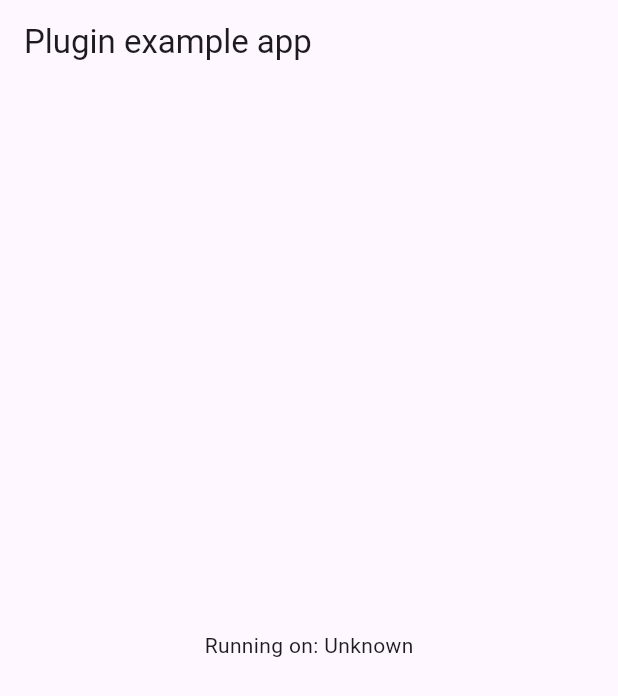
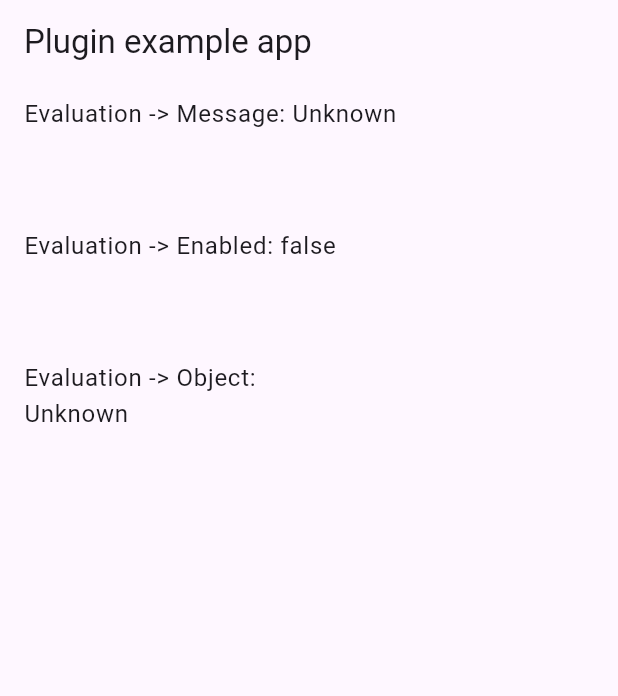
Before and after one commit to spotify/confidence-sdk-flutter, a Flutter app: the screen it shows after launch, on a phone screen of 412 x 824 dp. Shown: the top 696 px of the screen. Run offline on Flutter 3.47's test engine with Material 3 defaults, Android fonts, the phone set to English and light mode, and no system bars; our stand-ins replace plugin_platform_interface.

Commit message:
update resolve other types

```diff
--- a/example/lib/main.dart
+++ b/example/lib/main.dart
@@ -1,8 +1,8 @@
-import 'package:flutter/material.dart';
 import 'dart:async';
 
+import 'package:confidence_flutter_sdk/confidence_flutter_sdk.dart';
+import 'package:flutter/material.dart';
 import 'package:flutter/services.dart';
-import 'package:confidence_flutter_sdk/confidence_flutter_sdk.dart';
 
 void main() {
   runApp(const MyApp());
@@ -16,7 +16,9 @@ class MyApp extends StatefulWidget {
 }
 
 class _MyAppState extends State<MyApp> {
-  String _platformVersion = 'Unknown';
+  String _object = 'Unknown';
+  String _message = 'Unknown';
+  bool _enabled = false;
   final _confidenceFlutterSdkPlugin = ConfidenceFlutterSdk();
 
   @override
@@ -27,7 +29,9 @@ class _MyAppState extends State<MyApp> {
 
   // Platform messages are asynchronous, so we initialize in an async method.
   Future<void> initPlatformState() async {
-    String platformVersion;
+    String message;
+    bool enabled;
+    String object;
     // Platform messages may fail, so we use a try/catch PlatformException.
     // We also handle the message potentially returning null.
     try {
@@ -38,12 +42,11 @@ class _MyAppState extends State<MyApp> {
         await _confidenceFlutterSdkPlugin.activateAndFetchAsync();
       }
       await _confidenceFlutterSdkPlugin.putContext("Yo", "Hello");
-      platformVersion =
+      object =
       (await _confidenceFlutterSdkPlugin.getObject("hawkflag", <String, dynamic>{})).toString();
-      platformVersion =
+      message =
           (await _confidenceFlutterSdkPlugin.getString("hawkflag.message", "default")).toString();
-      platformVersion =
-          (await _confidenceFlutterSdkPlugin.getBool("hawkflag.enabled", false)).toString();
+      enabled = await _confidenceFlutterSdkPlugin.getBool("hawkflag.enabled", false);
       final data = {
         'screen': 'home',
         "my_bool": false,
@@ -51,10 +54,12 @@ class _MyAppState extends State<MyApp> {
         "my_double": 1.1,
         "my_map": {"key": "value"},
         "my_list": ["value1", "value2"]
-      }
+      };
       _confidenceFlutterSdkPlugin.track("navigate", data);
     } on PlatformException {
-      platformVersion = 'Failed to get platform version.';
+      message = 'Failed to get platform version.';
+      enabled = false;
+      object = 'Failed to get object.';
     }
 
     // If the widget was removed from the tree while the asynchronous platform
@@ -63,7 +68,9 @@ class _MyAppState extends State<MyApp> {
     if (!mounted) return;
 
     setState(() {
-      _platformVersion = platformVersion;
+      _enabled = enabled;
+      _message = message;
+      _object = object;
     });
   }
 
@@ -75,7 +82,23 @@ class _MyAppState extends State<MyApp> {
           title: const Text('Plugin example app'),
         ),
         body: Center(
-          child: Text('Running on: $_platformVersion\n'),
+          child: ListView.builder(
+            itemCount: 3,
+            itemBuilder: (context, index) {
+              var title = "";
+              switch (index) {
+                case 0:
+                  title = 'Message: $_message\n';
+                case 1:
+                  title = 'Enabled: $_enabled\n';
+                case 2:
+                  title = 'Object: \n$_object\n';
+              }
+              return ListTile(
+                title: Text('Evaluation -> $title\n'),
+              );
+            },
+          ),
         ),
       ),
     );
```
